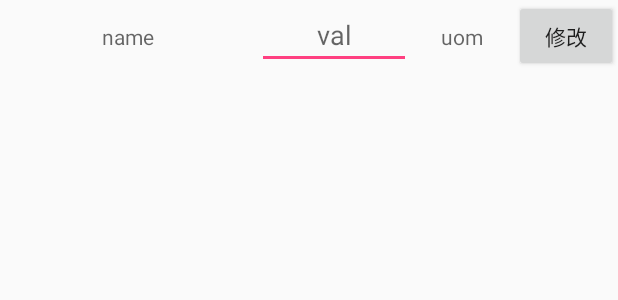
After one commit to dengjiachuan/PEEMES, an Android app: the layout standard_item.xml on its own in the app's theme, with its tools: preview values and no code run, on a phone screen of 412 x 824 dp. The commit adds this screen. Shown: the top 300 px of the screen. Run offline under Robolectric (Android 15) with nearby library versions, the phone set to English and light mode, and no system bars.

Commit message:
完成指标基准值的浏览功能

```diff
--- a/app/src/main/AndroidManifest.xml
+++ b/app/src/main/AndroidManifest.xml
@@ -37,6 +37,7 @@
         <activity android:name=".monitorParameter.ShowYasuoMatterActivity"/>
         <activity android:name=".monitorParameter.ShowFenliEnergyActivity"/>
         <activity android:name=".monitorParameter.ShowFenliMatterActivity"/>
+        <activity android:name=".indexStandard.IndexStandardActivity"/>
     </application>
 
 </manifest>
--- /dev/null
+++ b/app/src/main/res/layout/standard_item.xml
@@ -0,0 +1,33 @@
+<?xml version="1.0" encoding="utf-8"?>
+<LinearLayout xmlns:android="http://schemas.android.com/apk/res/android"
+    android:orientation="horizontal"
+    android:layout_width="match_parent"
+    android:layout_height="wrap_content">
+    <TextView
+        android:layout_width="0dp"
+        android:layout_height="wrap_content"
+        android:layout_weight="5"
+        android:id="@+id/textView_standard_item_name"
+        android:hint="name"
+        android:gravity="center" />
+    <EditText
+        android:layout_width="0dp"
+        android:layout_height="wrap_content"
+        android:layout_weight="3"
+        android:id="@+id/editText_standard_item_val"
+        android:hint="val"
+        android:gravity="center"/>
+    <TextView
+        android:layout_width="0dp"
+        android:layout_height="wrap_content"
+        android:layout_weight="2"
+        android:id="@+id/textView_standard_item_uom"
+        android:hint="uom"
+        android:gravity="center"/>
+    <Button
+        android:layout_width="0dp"
+        android:layout_height="wrap_content"
+        android:layout_weight="2"
+        android:text="修改"
+        android:id="@+id/button_standard_item_modify"/>
+</LinearLayout>
```
Also changed, not shown: app/src/main/java/com/peemes/android/MainActivity.java (+11 -0 lines), app/src/main/java/com/peemes/android/indexStandard/Index.java (added, +52 -0 lines), app/src/main/java/com/peemes/android/indexStandard/IndexStandardActivity.java (added, +133 -0 lines), app/src/main/java/com/peemes/android/indexStandard/IndexStandardAdapter.java (added, +114 -0 lines), app/src/main/res/layout/activity_index_standard.xml (added, +32 -0 lines).
